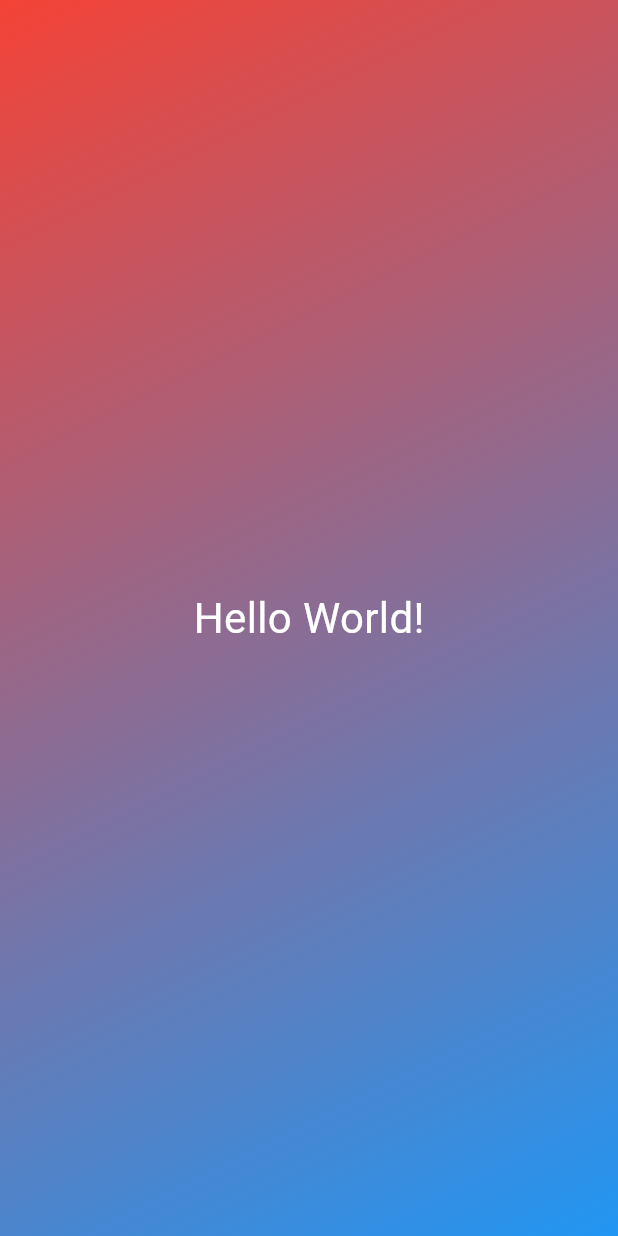
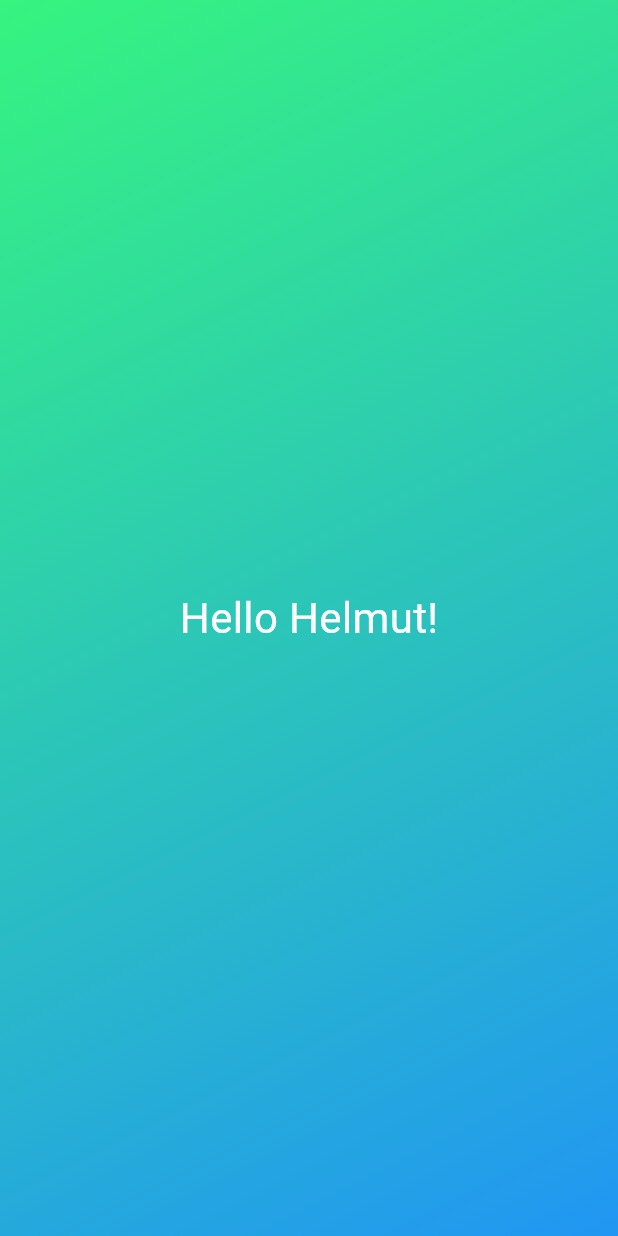
Before and after one commit to subexi/flutter_roll_dice, a Flutter app: the screen it shows after launch, on a phone screen of 412 x 824 dp. Run offline on Flutter 3.47's test engine with Material 3 defaults, Android fonts, the phone set to English and light mode, and no system bars.

Commit message:
45 Reusable widgets, mit Variable Werte uebertragen

```diff
--- a/lib/gradient_container.dart
+++ b/lib/gradient_container.dart
@@ -1,8 +1,14 @@
 import 'package:flutter/material.dart';
 import 'package:flutter_roll_dice/styled_text.dart'; // Import the StyledText widget
 
+const startAlignment = Alignment.topLeft;
+const endAlignment = Alignment.bottomRight;
+
 class GradientContainer extends StatelessWidget {
-  const GradientContainer({super.key}); // Constructor
+  const GradientContainer(this.color1, this.color2, {super.key}); // Constructor
+
+  final Color color1; // Final variables to hold the colors for the gradient
+  final Color color2; // Final variables to hold the colors for the gradient
 
   @override // Override the build method to create the UI
   Widget build(BuildContext context) {
@@ -10,13 +16,13 @@
     return Container(
       decoration: BoxDecoration(
         gradient: LinearGradient(
-          colors: [Colors.red, Colors.blue],
-          begin: Alignment.topLeft,
-          end: Alignment.bottomRight,
+          colors: [color1, color2],
+          begin: startAlignment,
+          end: endAlignment,
         ),
       ),
       child: const Center(
-        child: StyledText(), // Use the StyledText widget to display text in the center
+        child: StyledText('Hello Helmut!'), // Use the StyledText widget to display text in the center
       ),
     );
   }
--- a/lib/main.dart
+++ b/lib/main.dart
@@ -5,7 +5,10 @@
   runApp(
     const MaterialApp(
       home: Scaffold(
-        body: GradientContainer(),
+        body: GradientContainer(
+          Color.fromARGB(255, 54, 244, 127),
+          Colors.blue,
+        )
       ),
     ),
   );
--- a/lib/styled_text.dart
+++ b/lib/styled_text.dart
@@ -1,13 +1,15 @@
 import 'package:flutter/material.dart';
 
 class StyledText extends StatelessWidget {
-  const StyledText({super.key});
+  const StyledText(this.text, {super.key});
+
+  final String text;
 
   @override
   Widget build(BuildContext context) {
-    return const Text(
-      'Hello World!',
-      style: TextStyle(
+    return Text(
+      text,
+      style: const TextStyle(
         fontSize: 28,
         color: Colors.white
         ),
```
